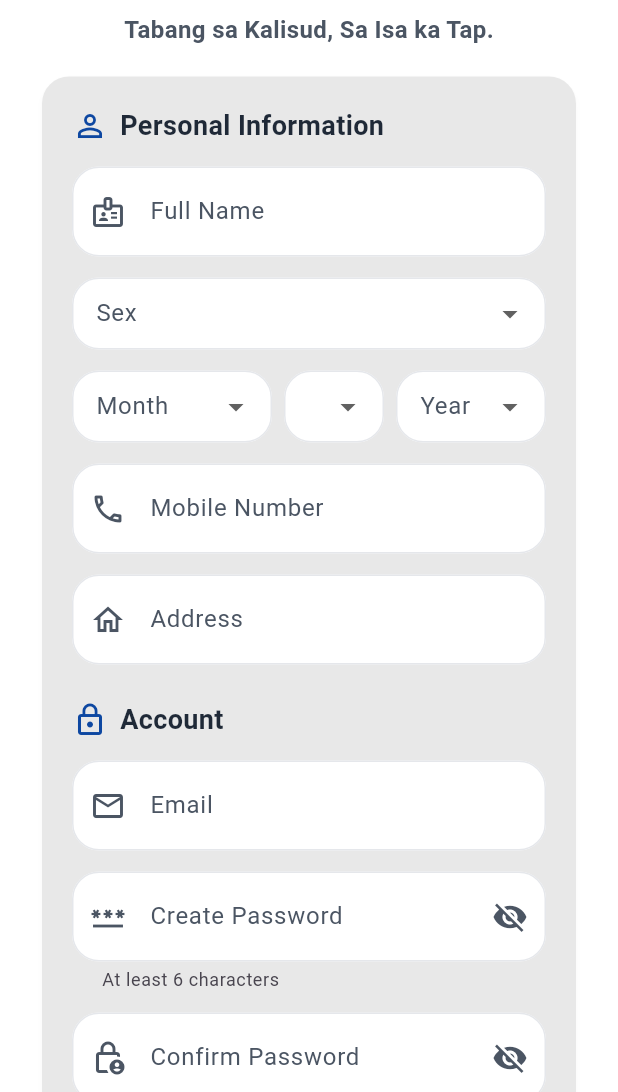
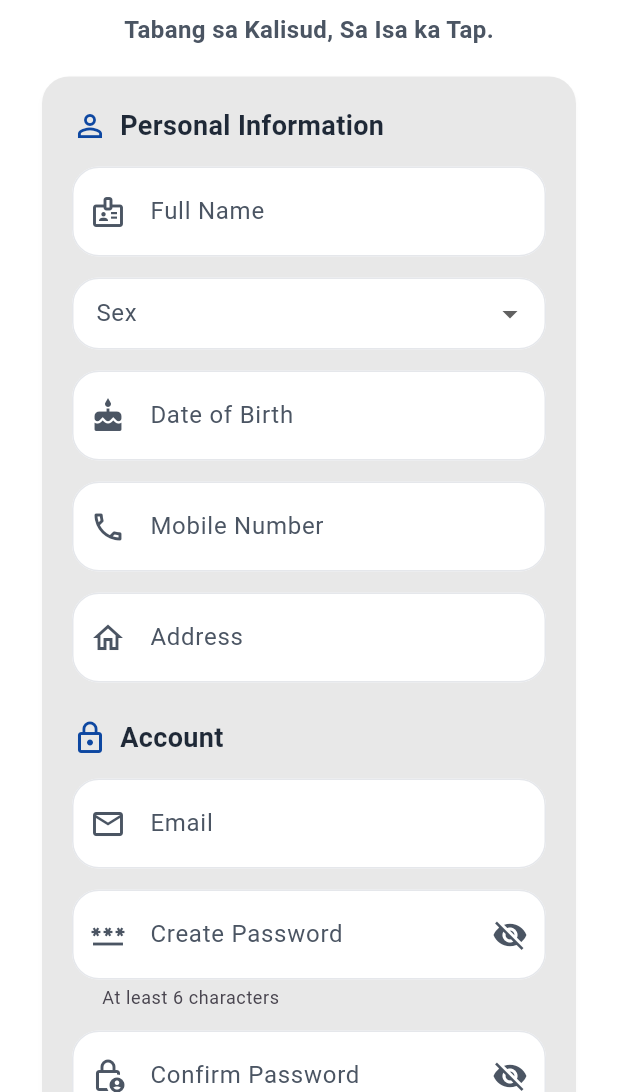
Before and after one commit to Maklaeen/DayungApp, a Flutter app: the Register screen opened by its route, on a phone screen of 412 x 824 dp, the part 144-1236 px from its top. Run offline on Flutter 3.47's test engine with Material 3 defaults, Android fonts, the light colour scheme and no system bars; drawn by our look-alikes of auto_size_text; our stand-ins replace file_picker, flutter_animate, flutter_svg, font_awesome_flutter, geocoding, geolocator and 6 more; accounts and stored records are empty; network calls fail; project files that could hold a hidden picture were left out.

Commit message:
small changes

```diff
--- a/lib/Auth/register.dart
+++ b/lib/Auth/register.dart
@@ -35,6 +35,7 @@ class _RegisterState extends State<Register> {
   bool _obscureConfirmPassword = true;
   String? _confirmPasswordError;
   bool _isSubmitting = false;
+  DateTime? _selectedDob;
 
   @override
   void initState() {
@@ -193,12 +194,10 @@ class _RegisterState extends State<Register> {
         return;
       }
 
-      final int monthIndex = _months.indexOf(selectedMonth!) + 1;
-      final dob = DateTime(
-        int.parse(selectedYear!),
-        monthIndex,
-        int.parse(selectedDay!),
-      ).toIso8601String().split('T').first; // YYYY-MM-DD
+      final dob = _selectedDob!
+          .toIso8601String()
+          .split('T')
+          .first; // YYYY-MM-DD
 
       // Insert profile row; errors will throw and be caught by catch
       await Supabase.instance.client.from('users').insert({
@@ -226,6 +225,39 @@ class _RegisterState extends State<Register> {
       setState(() => _isSubmitting = false);
       _showTopErrorDialog(context, 'Error: ${e.toString()}');
     }
+  }
+
+  Widget _dobField(BuildContext context) {
+    return GestureDetector(
+      onTap: () async {
+        final now = DateTime.now();
+        final picked = await showDatePicker(
+          context: context,
+          initialDate: _selectedDob ?? DateTime(now.year - 18, 1, 1),
+          firstDate: DateTime(now.year - 100),
+          lastDate: now,
+          helpText: 'Select Date of Birth',
+        );
+        if (picked != null) {
+          setState(() => _selectedDob = picked);
+        }
+      },
+      child: AbsorbPointer(
+        child: TextFormField(
+          decoration: _dec(
+            'Date of Birth',
+            icon: Icons.cake,
+          ).copyWith(hintText: 'Select your birth date'),
+          controller: TextEditingController(
+            text: _selectedDob == null
+                ? ''
+                : '${_selectedDob!.year}-${_selectedDob!.month.toString().padLeft(2, '0')}-${_selectedDob!.day.toString().padLeft(2, '0')}',
+          ),
+          validator: (v) =>
+              _selectedDob == null ? 'Date of birth is required' : null,
+        ),
+      ),
+    );
   }
 
   InputDecoration _dec(String label, {String? hint, IconData? icon}) {
@@ -264,6 +296,7 @@ class _RegisterState extends State<Register> {
   Widget build(BuildContext context) {
     final width = MediaQuery.of(context).size.width;
     final isWide = width > 720;
+    final isSmall = width < 350;
 
     return Scaffold(
       backgroundColor: const Color.fromARGB(255, 255, 255, 255),
@@ -271,29 +304,32 @@ class _RegisterState extends State<Register> {
       body: SafeArea(
         child: Center(
           child: SingleChildScrollView(
-            padding: const EdgeInsets.symmetric(horizontal: 24, vertical: 16),
+            padding: EdgeInsets.symmetric(
+              horizontal: isSmall ? 8 : 24,
+              vertical: isSmall ? 8 : 16,
+            ),
             child: ConstrainedBox(
-              constraints: const BoxConstraints(maxWidth: 640),
+              constraints: BoxConstraints(maxWidth: isWide ? 640 : 420),
               child: Column(
                 children: [
                   // Header
                   Padding(
-                    padding: const EdgeInsets.only(bottom: 16),
+                    padding: EdgeInsets.only(bottom: isSmall ? 8 : 16),
                     child: Column(
                       children: [
                         Image.asset(
                           'assets/images/dayunglogo.jpeg',
-                          width: isWide ? 280 : 220,
-                          height: isWide ? 100 : 80,
+                          width: isWide ? 280 : (isSmall ? 120 : 220),
+                          height: isWide ? 100 : (isSmall ? 40 : 80),
                           fit: BoxFit.contain,
                         ),
-                        const SizedBox(height: 8),
+                        SizedBox(height: isSmall ? 4 : 8),
                         AutoSizeText(
                           'Tabang sa Kalisud, Sa Isa ka Tap.',
                           maxLines: 1,
-                          minFontSize: 12,
+                          minFontSize: 10,
                           style: TextStyle(
-                            fontSize: isWide ? 20 : 16,
+                            fontSize: isWide ? 20 : (isSmall ? 12 : 16),
                             fontWeight: FontWeight.w600,
                             color: kSubtleText,
                           ),
@@ -302,7 +338,6 @@ class _RegisterState extends State<Register> {
                     ),
                   ),
 
-                  // Form Card
                   Card(
                     elevation: 2,
                     shadowColor: Colors.black12,
@@ -311,15 +346,17 @@ class _RegisterState extends State<Register> {
                       borderRadius: BorderRadius.circular(kEdge),
                     ),
                     child: Padding(
-                      padding: const EdgeInsets.all(20),
+                      padding: EdgeInsets.all(isSmall ? 10 : 20),
                       child: Form(
                         key: _formKey,
                         child: Column(
                           children: [
                             if (_isSubmitting)
-                              const Padding(
-                                padding: EdgeInsets.only(bottom: 12),
-                                child: LinearProgressIndicator(
+                              Padding(
+                                padding: EdgeInsets.only(
+                                  bottom: isSmall ? 6 : 12,
+                                ),
+                                child: const LinearProgressIndicator(
                                   color: kPrimary,
                                   backgroundColor: Color(0xFFEFF2F7),
                                   minHeight: 3,
@@ -379,76 +416,7 @@ class _RegisterState extends State<Register> {
                                   v == null ? 'Sex is required' : null,
                             ),
                             const SizedBox(height: 14),
-
-                            // Date of Birth
-                            Row(
-                              children: [
-                                Expanded(
-                                  flex: 4,
-                                  child: DropdownButtonFormField<String>(
-                                    value: selectedMonth,
-                                    decoration: _dropdownDec('Month'),
-                                    items: _months
-                                        .map(
-                                          (m) => DropdownMenuItem(
-                                            value: m,
-                                            child: Text(m),
-                                          ),
-                                        )
-                                        .toList(),
-                                    onChanged: (v) =>
-                                        setState(() => selectedMonth = v),
-                                    validator: (v) =>
-                                        v == null ? 'Required' : null,
-                                  ),
-                                ),
-                                const SizedBox(width: 8),
-                                Expanded(
-                                  flex: 2,
-                                  child: DropdownButtonFormField<String>(
-                                    value: selectedDay,
-                                    decoration: _dropdownDec('Day'),
-                                    items: List.generate(31, (i) => '${i + 1}')
-                                        .map(
-                                          (d) => DropdownMenuItem(
-                                            value: d,
-                                            child: Text(d),
-                                          ),
-                                        )
-                                        .toList(),
-                                    onChanged: (v) =>
-                                        setState(() => selectedDay = v),
-                                    validator: (v) =>
-                                        v == null ? 'Required' : null,
-                                  ),
-                                ),
-                                const SizedBox(width: 8),
-                                Expanded(
-                                  flex: 3,
-                                  child: DropdownButtonFormField<String>(
-                                    value: selectedYear,
-                                    decoration: _dropdownDec('Year'),
-                                    items:
-                                        List.generate(
-                                              100,
-                                              (i) =>
-                                                  '${DateTime.now().year - i}',
-                                            )
-                                            .map(
-                                              (y) => DropdownMenuItem(
-                                                value: y,
-                                                child: Text(y),
-                                              ),
-                                            )
-                                            .toList(),
-                                    onChanged: (v) =>
-                                        setState(() => selectedYear = v),
-                                    validator: (v) =>
-                                        v == null ? 'Required' : null,
-                                  ),
-                                ),
-                              ],
-                            ),
+                            _dobField(context),
                             const SizedBox(height: 14),
 
                             // Mobile
@@ -695,7 +663,7 @@ class _RegisterState extends State<Register> {
 
                   const SizedBox(height: 16),
                   const Text(
-                    'Your information is kept private and secure.',
+                    'Your information is sept private and secure.',
                     textAlign: TextAlign.center,
                     style: TextStyle(color: kSubtleText, fontSize: 14),
                   ),
--- a/lib/main.dart
+++ b/lib/main.dart
@@ -19,7 +19,6 @@ import 'package:capstone_app/Admin/manage_dayung_units.dart';
 import 'package:capstone_app/Admin/manage_users.dart';
 import 'package:capstone_app/Admin/manage_roles.dart';
 
-// updated
 void main() async {
   WidgetsFlutterBinding.ensureInitialized();
   await Supabase.initialize(
```
Also changed, not shown: lib/Auth/login.dart (+25 -4 lines), lib/Collector/dashboard.dart (+34 -7 lines), lib/Secretary/claims.dart (+2 -5 lines), lib/Secretary/dashboard.dart (+19 -2 lines), lib/Secretary/deathnotice.dart (+17 -6 lines), lib/Treasurer/dashboard.dart (+33 -6 lines).
